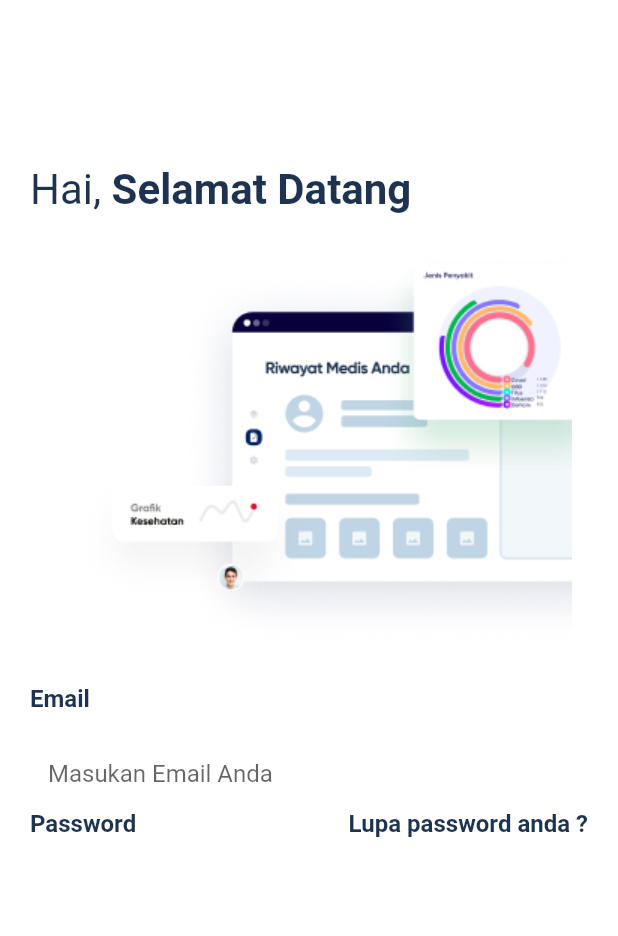
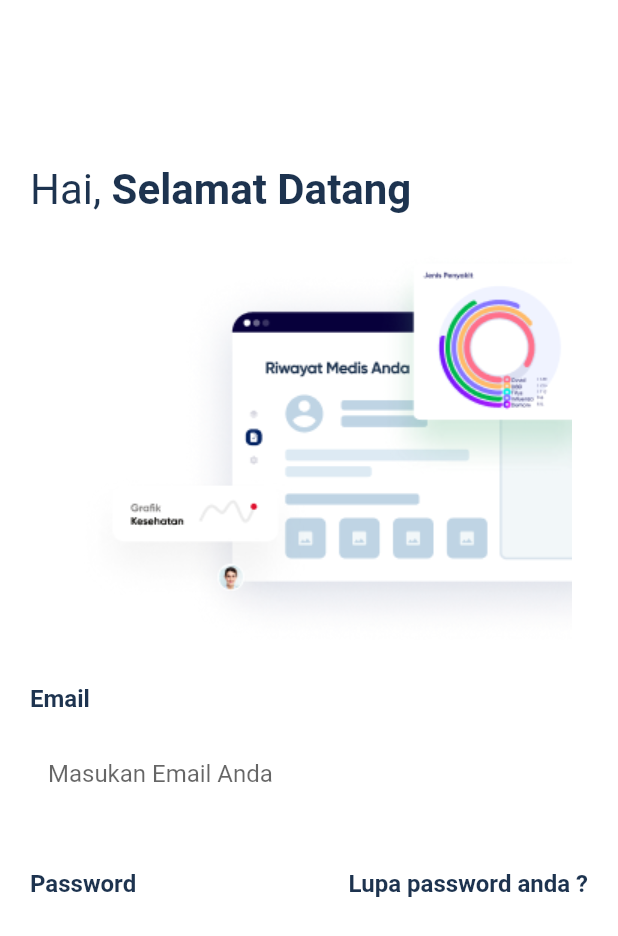
Before and after one commit to BintangNadiMaulana/healthycare, a Flutter app: the screen it shows after launch, on a phone screen of 412 x 824 dp. Shown: the top 936 px of the screen. Run offline on Flutter 3.47's test engine with Material 2 defaults, Android fonts, the phone set to English and light mode, and no system bars.

Commit message:
add padding top in password

```diff
--- a/lib/Screen/register_page.dart
+++ b/lib/Screen/register_page.dart
@@ -42,7 +42,7 @@ class _RegisterPageState extends State<RegisterPage> {
           ResUseAbleWidget().primaryColorText("Email"),
           ResUseAbleWidget().customForm(_emailController, "Masukan Email Anda"),
           Padding(
-            padding: const EdgeInsets.only(right: 20),
+            padding: const EdgeInsets.only(right: 20, top: 40),
             child: Row(
               mainAxisAlignment: MainAxisAlignment.spaceBetween,
               children: [
```
